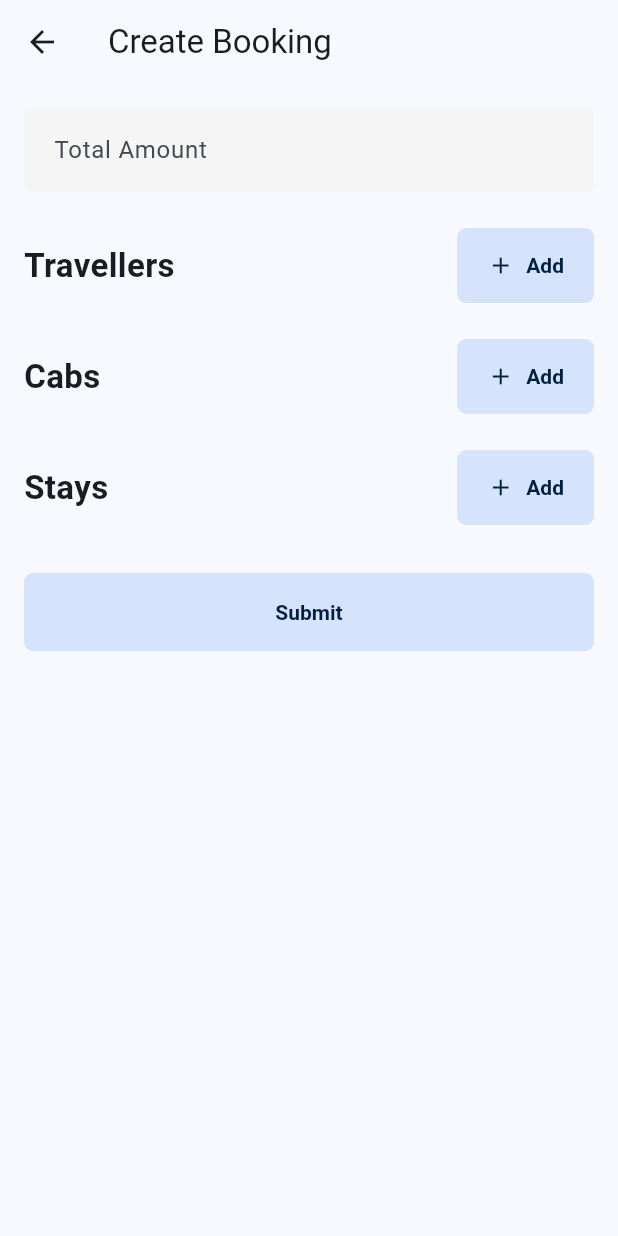
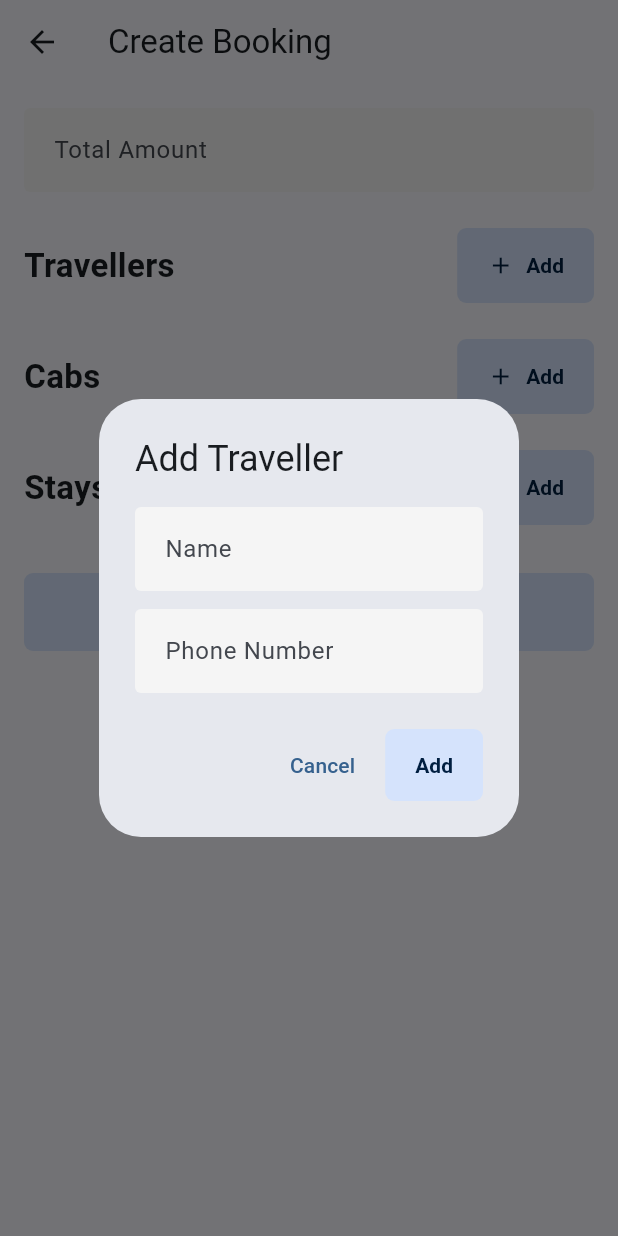
Before and after one commit to 45afeef/rabadmin, a Flutter app: the BookingCreatePage screen opened directly, after a tap on "Add", on a phone screen of 412 x 824 dp. Run offline on Flutter 3.47's test engine with Material 3 defaults, Android fonts, the phone set to English and light mode, and no system bars; our stand-ins replace built_collection, dio, flutter_dotenv, flutter_map, flutter_riverpod, go_router and 2 more; missing offline and left inert: one_of, rab_dio; accounts and stored records are empty.

Commit message:
feat: added traveller guest adding feature to booking

```diff
--- a/lib/features/booking/presentation/widgets/booking_create_widget.dart
+++ b/lib/features/booking/presentation/widgets/booking_create_widget.dart
@@ -1,6 +1,7 @@
 import 'package:flutter/material.dart';
 import 'package:flutter_riverpod/flutter_riverpod.dart';
 
+import '../../domain/entities/selected_Traveller_entity.dart';
 import '../notifiers/booking_notifier.dart';
 
 /// =============================================================
@@ -67,7 +68,71 @@ class BookingFormWidget extends ConsumerWidget {
               ),
 
               const SizedBox(height: 24),
-              SectionHeader(title: "Travellers", onAdd: () {}),
+              SectionHeader(
+                title: "Travellers",
+                onAdd: () {
+                  void showAddTravellerDialog(
+                    BuildContext context,
+                    WidgetRef ref,
+                  ) {
+                    final nameController = TextEditingController();
+                    final phoneController = TextEditingController();
+
+                    showDialog(
+                      context: context,
+                      builder: (context) {
+                        return AlertDialog(
+                          title: const Text('Add Traveller'),
+                          content: Column(
+                            mainAxisSize: MainAxisSize.min,
+                            children: [
+                              TextField(
+                                controller: nameController,
+                                decoration: const InputDecoration(
+                                  labelText: 'Name',
+                                ),
+                              ),
+                              const SizedBox(height: 12),
+                              TextField(
+                                controller: phoneController,
+                                keyboardType: TextInputType.phone,
+                                decoration: const InputDecoration(
+                                  labelText: 'Phone Number',
+                                ),
+                              ),
+                            ],
+                          ),
+                          actions: [
+                            TextButton(
+                              onPressed: () => Navigator.pop(context),
+                              child: const Text('Cancel'),
+                            ),
+                            FilledButton(
+                              onPressed: () {
+                                final bookingNotifier = ref.read(
+                                  bookingNotifierProvider.notifier,
+                                );
+
+                                bookingNotifier.addTraveller(
+                                  SelectedTravellerEntity.byGuest(
+                                    name: nameController.text.trim(),
+                                    phone: phoneController.text.trim(),
+                                  ),
+                                );
+
+                                Navigator.pop(context);
+                              },
+                              child: const Text('Add'),
+                            ),
+                          ],
+                        );
+                      },
+                    );
+                  }
+
+                  showAddTravellerDialog(context, ref);
+                },
+              ),
               TravellerSection(),
 
               const SizedBox(height: 24),
```
